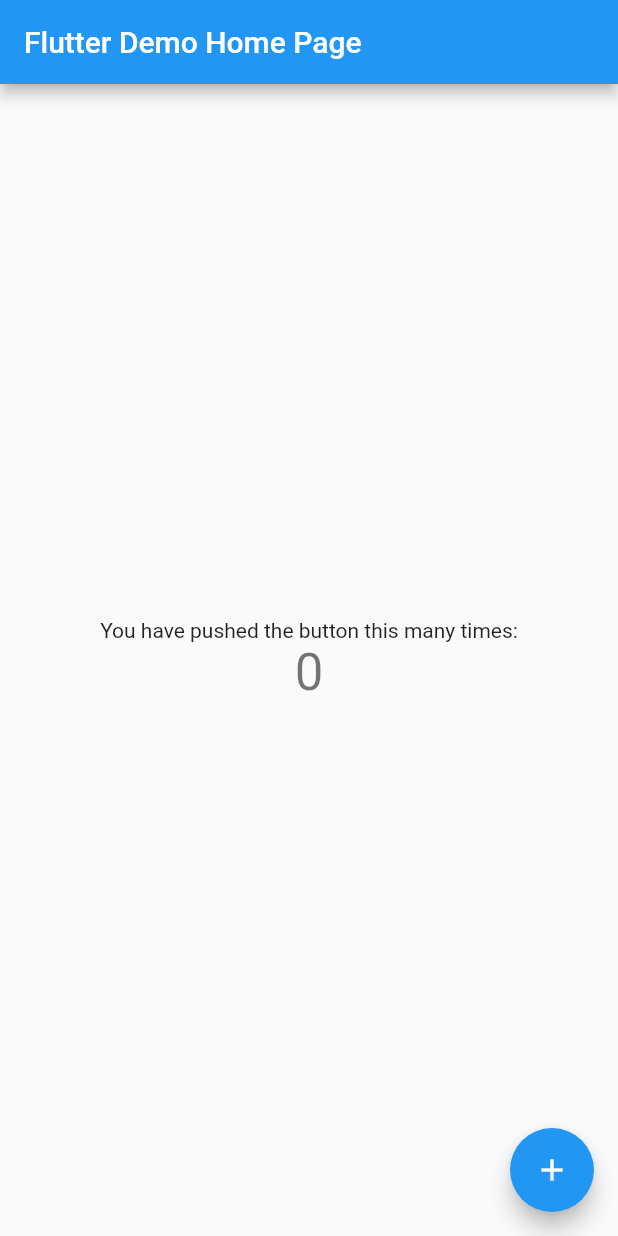
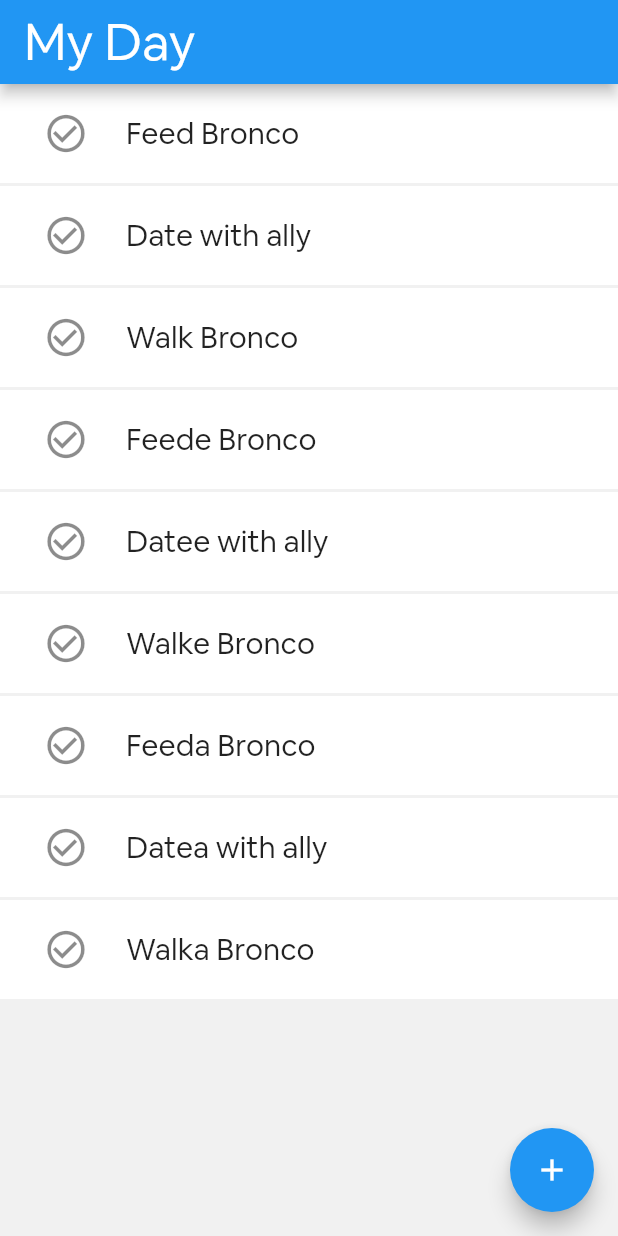
Before and after one commit to oreoluwa-bs/Todo_app, a Flutter app: the screen it shows after launch, on a phone screen of 412 x 824 dp. Run offline on Flutter 3.47's test engine with Material 2 defaults, Android fonts, the phone set to English and light mode, and no system bars.

Commit message:
Made Home page and Edit Task Page

```diff
--- /dev/null
+++ b/lib/home_page.dart
@@ -0,0 +1,212 @@
+import 'package:flutter/material.dart';
+
+import './edit_task_page.dart';
+
+class HomePage extends StatefulWidget {
+  @override
+  _HomePageState createState() => _HomePageState();
+}
+
+class _HomePageState extends State<HomePage> {
+  List<Map> _tasks = [
+    {
+      'task': 'Feed Bronco',
+      'isCompleted': false,
+    },
+    {
+      'task': "Date with ally",
+      'isCompleted': false,
+    },
+    {
+      'task': "Walk Bronco",
+      'isCompleted': false,
+    },
+    {
+      'task': 'Feede Bronco',
+      'isCompleted': false,
+    },
+    {
+      'task': "Datee with ally",
+      'isCompleted': false,
+    },
+    {
+      'task': "Walke Bronco",
+      'isCompleted': false,
+    },
+    {
+      'task': 'Feeda Bronco',
+      'isCompleted': false,
+    },
+    {
+      'task': "Datea with ally",
+      'isCompleted': false,
+    },
+    {
+      'task': "Walka Bronco",
+      'isCompleted': false,
+    },
+  ];
+  TextEditingController _textController = TextEditingController();
+
+  // void editTask(taskobj, index) {
+  //   print(taskobj);
+  //   setState(() {
+  //     // _tasks[index] = taskobj;
+  //   });
+  // }
+
+  createAddTaskDialog(BuildContext context) {
+    return showDialog(
+        context: context,
+        builder: (context) {
+          return AlertDialog(
+            title: Text('Add a task'),
+            content: TextField(
+              autofocus: true,
+              autocorrect: true,
+              controller: _textController,
+              textCapitalization: TextCapitalization.sentences,
+              decoration: InputDecoration(
+                  border: OutlineInputBorder(),
+                  hintText: 'Pick up flowers...',
+                  contentPadding:
+                      EdgeInsets.symmetric(vertical: 15, horizontal: 10)),
+            ),
+            actions: <Widget>[
+              FlatButton(
+                child: Text('Cancel'),
+                onPressed: () {
+                  _textController.clear();
+                  Navigator.of(context).pop();
+                },
+              ),
+              RaisedButton(
+                elevation: 5.0,
+                child: Text(
+                  'Done',
+                  style: TextStyle(color: Colors.white),
+                ),
+                onPressed: () {
+                  if (_textController.text != "") {
+                    setState(() {
+                      _tasks.add({
+                        'task': _textController.text.toString(),
+                        'isCompleted': false,
+                      });
+                    });
+                  }
+                  _textController.clear();
+                  Navigator.of(context).pop();
+                },
+              )
+            ],
+          );
+        });
+  }
+
+  Widget _buildTaskList() {
+    return new ListView.builder(
+      itemCount: _tasks.length,
+      itemBuilder: (context, index) {
+        final item = _tasks[index]['task'];
+        if (index < _tasks.length) {
+          return Dismissible(
+            key: Key(item),
+            direction: DismissDirection.horizontal,
+            dismissThresholds: const {DismissDirection.horizontal: 0.4},
+            onDismissed: (direction) {
+              setState(() {
+                _tasks.removeAt(index);
+              });
+              Scaffold.of(context).showSnackBar(SnackBar(
+                  duration: Duration(seconds: 3),
+                  content: Text("$item was deleted")));
+            },
+            background: Container(
+              alignment: Alignment.centerRight,
+              padding: EdgeInsets.symmetric(horizontal: 15),
+              color: Colors.red[600],
+              child: Row(
+                mainAxisAlignment: MainAxisAlignment.spaceBetween,
+                children: <Widget>[
+                  Icon(Icons.delete, color: Colors.white),
+                  Icon(Icons.delete, color: Colors.white)
+                ],
+              ),
+            ),
+            child: _buildTaskItem(_tasks[index], index),
+          );
+        } else {
+          return null;
+        }
+      },
+    );
+  }
+
+  Widget _buildTaskItem(Map taskObj, int index) {
+    return Container(
+      margin: EdgeInsets.only(
+        bottom: 2,
+      ),
+      decoration: BoxDecoration(
+        color: Colors.white,
+      ),
+      child: ListTile(
+        onTap: () {
+          Navigator.of(context)
+              .push(MaterialPageRoute(builder: (context) => EditPage(taskObj)));
+        },
+        contentPadding: EdgeInsets.symmetric(vertical: 5, horizontal: 20),
+        leading: IconButton(
+            icon: taskObj['isCompleted']
+                ? Icon(
+                    Icons.check_circle,
+                    color: Colors.blue,
+                    size: 30,
+                  )
+                : Icon(
+                    Icons.check_circle_outline,
+                    size: 30,
+                  ),
+            onPressed: () {
+              setState(() {
+                taskObj['isCompleted'] = !taskObj['isCompleted'];
+              });
+            }),
+        title: Text(
+          taskObj['task'],
+          style: TextStyle(
+              fontSize: 20,
+              decoration: taskObj['isCompleted']
+                  ? TextDecoration.lineThrough
+                  : TextDecoration.none),
+        ),
+      ),
+    );
+  }
+
+  @override
+  Widget build(BuildContext context) {
+    return Scaffold(
+      backgroundColor: Color(4294046193),
+      appBar: AppBar(
+          title: Text(
+        'My Day',
+        style: TextStyle(
+          fontSize: 34,
+          fontFamily: 'Airbnb',
+          fontWeight: FontWeight.w500,
+        ),
+      )),
+      body: _buildTaskList(),
+      floatingActionButton: FloatingActionButton(
+        onPressed: () {
+          createAddTaskDialog(context);
+        },
+        child: Icon(
+          Icons.add,
+        ),
+      ),
+    );
+  }
+}
--- a/lib/main.dart
+++ b/lib/main.dart
@@ -1,111 +1,20 @@
 import 'package:flutter/material.dart';
 
-void main() => runApp(MyApp());
+import './home_page.dart';
+
+void main() {
+  runApp(MyApp());
+}
 
 class MyApp extends StatelessWidget {
-  // This widget is the root of your application.
   @override
   Widget build(BuildContext context) {
     return MaterialApp(
-      title: 'Flutter Demo',
       theme: ThemeData(
-        // This is the theme of your application.
-        //
-        // Try running your application with "flutter run". You'll see the
-        // application has a blue toolbar. Then, without quitting the app, try
-        // changing the primarySwatch below to Colors.green and then invoke
-        // "hot reload" (press "r" in the console where you ran "flutter run",
-        // or simply save your changes to "hot reload" in a Flutter IDE).
-        // Notice that the counter didn't reset back to zero; the application
-        // is not restarted.
-        primarySwatch: Colors.blue,
+        fontFamily: 'Airbnb',
       ),
-      home: MyHomePage(title: 'Flutter Demo Home Page'),
+      title: 'To-do Application',
+      home: HomePage(),
     );
   }
 }
-
-class MyHomePage extends StatefulWidget {
-  MyHomePage({Key key, this.title}) : super(key: key);
-
-  // This widget is the home page of your application. It is stateful, meaning
-  // that it has a State object (defined below) that contains fields that affect
-  // how it looks.
-
-  // This class is the configuration for the state. It holds the values (in this
-  // case the title) provided by the parent (in this case the App widget) and
-  // used by the build method of the State. Fields in a Widget subclass are
-  // always marked "final".
-
-  final String title;
-
-  @override
-  _MyHomePageState createState() => _MyHomePageState();
-}
-
-class _MyHomePageState extends State<MyHomePage> {
-  int _counter = 0;
-
-  void _incrementCounter() {
-    setState(() {
-      // This call to setState tells the Flutter framework that something has
-      // changed in this State, which causes it to rerun the build method below
-      // so that the display can reflect the updated values. If we changed
-      // _counter without calling setState(), then the build method would not be
-      // called again, and so nothing would appear to happen.
-      _counter++;
-    });
-  }
-
-  @override
-  Widget build(BuildContext context) {
-    // This method is rerun every time setState is called, for instance as done
-    // by the _incrementCounter method above.
-    //
-    // The Flutter framework has been optimized to make rerunning build methods
-    // fast, so that you can just rebuild anything that needs updating rather
-    // than having to individually change instances of widgets.
-    return Scaffold(
-      appBar: AppBar(
-        // Here we take the value from the MyHomePage object that was created by
-        // the App.build method, and use it to set our appbar title.
-        title: Text(widget.title),
-      ),
-      body: Center(
-        // Center is a layout widget. It takes a single child and positions it
-        // in the middle of the parent.
-        child: Column(
-          // Column is also layout widget. It takes a list of children and
-          // arranges them vertically. By default, it sizes itself to fit its
-          // children horizontally, and tries to be as tall as its parent.
-          //
-          // Invoke "debug painting" (press "p" in the console, choose the
-          // "Toggle Debug Paint" action from the Flutter Inspector in Android
-          // Studio, or the "Toggle Debug Paint" command in Visual Studio Code)
-          // to see the wireframe for each widget.
-          //
-          // Column has various properties to control how it sizes itself and
-          // how it positions its children. Here we use mainAxisAlignment to
-          // center the children vertically; the main axis here is the vertical
-          // axis because Columns are vertical (the cross axis would be
-          // horizontal).
-          mainAxisAlignment: MainAxisAlignment.center,
-          children: <Widget>[
-            Text(
-              'You have pushed the button this many times:',
-            ),
-            Text(
-              '$_counter',
-              style: Theme.of(context).textTheme.display1,
-            ),
-          ],
-        ),
-      ),
-      floatingActionButton: FloatingActionButton(
-        onPressed: _incrementCounter,
-        tooltip: 'Increment',
-        child: Icon(Icons.add),
-      ), // This trailing comma makes auto-formatting nicer for build methods.
-    );
-  }
-}
```
Also changed, not shown: lib/edit_task_page.dart (added, +57 -0 lines), pubspec.yaml (+4 -8 lines), assets/fonts/airbnbcerealbook.ttf (added), assets/fonts/airbnbcereallight.ttf (added), assets/fonts/airbnbcerealmedium.ttf (added).
